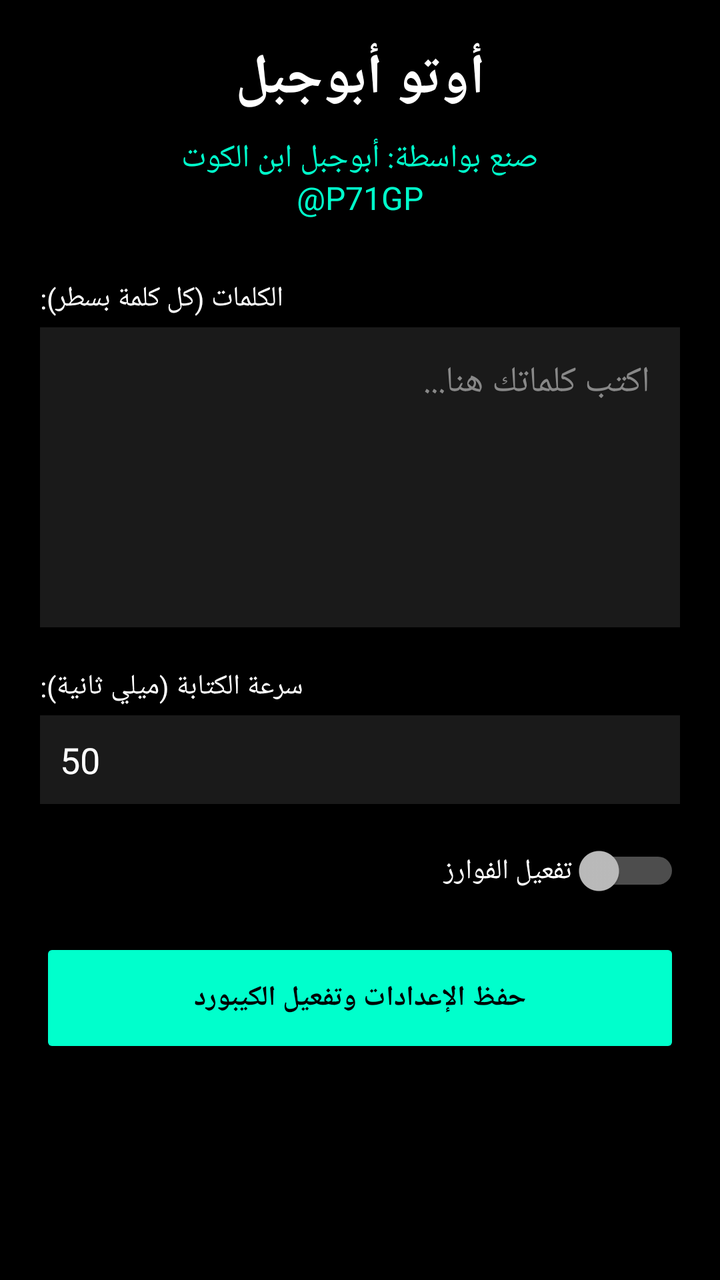
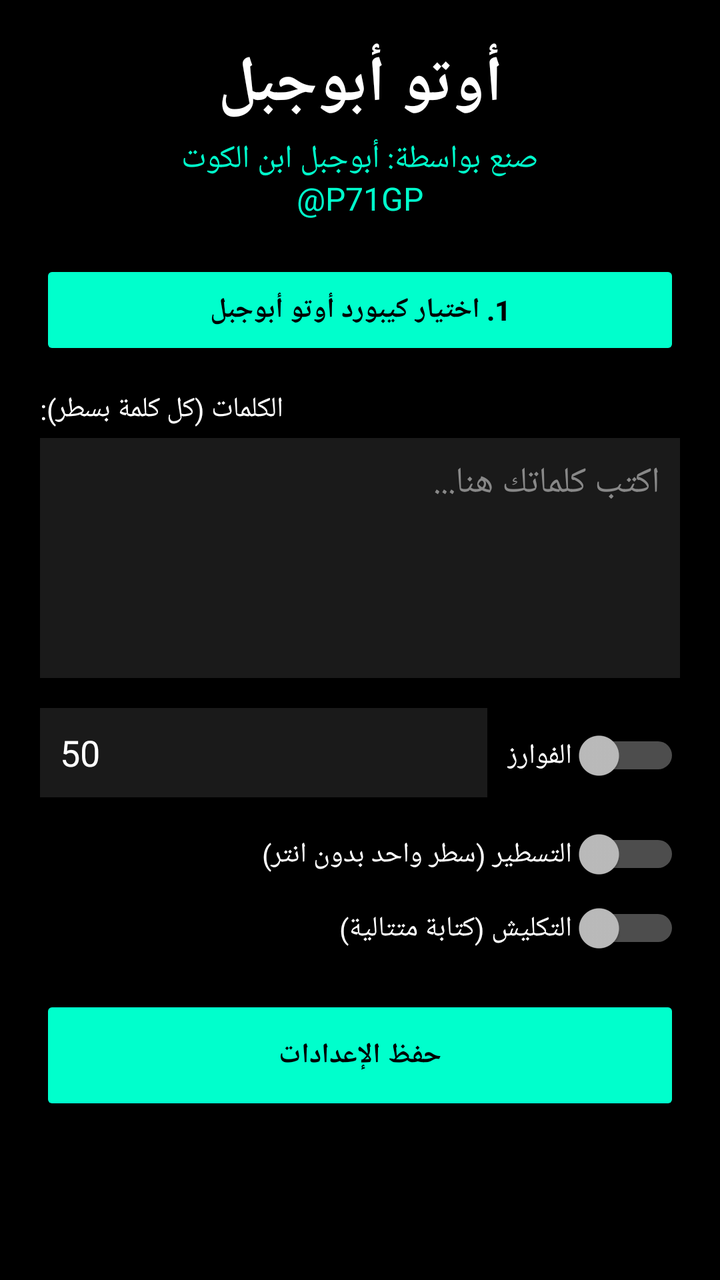

An Android layout rendered at two revisions. The XML below is the earlier revision; the diff shows what the commit changed to produce the second picture.
<!-- AndroidManifest.xml: application theme Theme.AppCompat.NoActionBar -->
<!-- res/layout/activity_main.xml -->
<?xml version="1.0" encoding="utf-8"?>
<LinearLayout xmlns:android="http://schemas.android.com/apk/res/android"
    android:layout_width="match_parent"
    android:layout_height="match_parent"
    android:background="#000000"
    android:orientation="vertical"
    android:padding="20dp">

    <TextView
        android:layout_width="match_parent"
        android:layout_height="wrap_content"
        android:text="أوتو أبوجبل"
        android:textColor="#FFFFFF"
        android:textSize="28sp"
        android:textStyle="bold"
        android:gravity="center"
        android:layout_marginBottom="10dp" />

    <TextView
        android:layout_width="match_parent"
        android:layout_height="wrap_content"
        android:text="صنع بواسطة: أبوجبل ابن الكوت\n@P71GP"
        android:textColor="#00FFCC"
        android:textSize="16sp"
        android:gravity="center"
        android:layout_marginBottom="30dp" />

    <TextView
        android:layout_width="wrap_content"
        android:layout_height="wrap_content"
        android:text="الكلمات (كل كلمة بسطر):"
        android:textColor="#FFFFFF"
        android:layout_marginBottom="5dp" />

    <EditText
        android:id="@+id/wordsInput"
        android:layout_width="match_parent"
        android:layout_height="150dp"
        android:background="#1A1A1A"
        android:textColor="#FFFFFF"
        android:gravity="top|start"
        android:hint="اكتب كلماتك هنا..."
        android:textColorHint="#888888"
        android:padding="15dp"
        android:layout_marginBottom="20dp" />

    <TextView
        android:layout_width="wrap_content"
        android:layout_height="wrap_content"
        android:text="سرعة الكتابة (ميلي ثانية):"
        android:textColor="#FFFFFF"
        android:layout_marginBottom="5dp" />

    <EditText
        android:id="@+id/speedInput"
        android:layout_width="match_parent"
        android:layout_height="wrap_content"
        android:background="#1A1A1A"
        android:textColor="#FFFFFF"
        android:inputType="number"
        android:text="50"
        android:padding="10dp"
        android:layout_marginBottom="20dp" />

    <Switch
        android:id="@+id/fawarizSwitch"
        android:layout_width="match_parent"
        android:layout_height="wrap_content"
        android:text="تفعيل الفوارز"
        android:textColor="#FFFFFF"
        android:layout_marginBottom="20dp" />

    <Button
        android:id="@+id/startButton"
        android:layout_width="match_parent"
        android:layout_height="60dp"
        android:text="حفظ الإعدادات وتفعيل الكيبورد"
        android:backgroundTint="#00FFCC"
        android:textColor="#000000"
        android:textStyle="bold" />

</LinearLayout>
<!-- resources referenced by this layout -->
<resources>

</resources>

<!-- the commit's change to res/layout/activity_main.xml (unified diff, before → after) -->
@@ -1,82 +1,115 @@
 <?xml version="1.0" encoding="utf-8"?>
-<LinearLayout xmlns:android="http://schemas.android.com/apk/res/android"
+<ScrollView xmlns:android="http://schemas.android.com/apk/res/android"
     android:layout_width="match_parent"
     android:layout_height="match_parent"
-    android:background="#000000"
-    android:orientation="vertical"
-    android:padding="20dp">
+    android:background="#000000">
 
-    <TextView
+    <LinearLayout
         android:layout_width="match_parent"
         android:layout_height="wrap_content"
-        android:text="أوتو أبوجبل"
-        android:textColor="#FFFFFF"
-        android:textSize="28sp"
-        android:textStyle="bold"
-        android:gravity="center"
-        android:layout_marginBottom="10dp" />
+        android:orientation="vertical"
+        android:padding="20dp">
 
-    <TextView
-        android:layout_width="match_parent"
-        android:layout_height="wrap_content"
-        android:text="صنع بواسطة: أبوجبل ابن الكوت\n@P71GP"
-        android:textColor="#00FFCC"
-        android:textSize="16sp"
-        android:gravity="center"
-        android:layout_marginBottom="30dp" />
+        <TextView
+            android:layout_width="match_parent"
+            android:layout_height="wrap_content"
+            android:text="أوتو أبوجبل"
+            android:textColor="#FFFFFF"
+            android:textSize="32sp"
+            android:textStyle="bold"
+            android:gravity="center"
+            android:layout_marginBottom="5dp" />
 
-    <TextView
-        android:layout_width="wrap_content"
-        android:layout_height="wrap_content"
-        android:text="الكلمات (كل كلمة بسطر):"
-        android:textColor="#FFFFFF"
-        android:layout_marginBottom="5dp" />
+        <TextView
+            android:layout_width="match_parent"
+            android:layout_height="wrap_content"
+            android:text="صنع بواسطة: أبوجبل ابن الكوت\n@P71GP"
+            android:textColor="#00FFCC"
+            android:textSize="16sp"
+            android:gravity="center"
+            android:layout_marginBottom="20dp" />
 
-    <EditText
-        android:id="@+id/wordsInput"
-        android:layout_width="match_parent"
-        android:layout_height="150dp"
-        android:background="#1A1A1A"
-        android:textColor="#FFFFFF"
-        android:gravity="top|start"
-        android:hint="اكتب كلماتك هنا..."
-        android:textColorHint="#888888"
-        android:padding="15dp"
-        android:layout_marginBottom="20dp" />
+        <Button
+            android:id="@+id/btnSelectKeyboard"
+            android:layout_width="match_parent"
+            android:layout_height="50dp"
+            android:text="1. اختيار كيبورد أوتو أبوجبل"
+            android:backgroundTint="#00FFCC"
+            android:textColor="#000000"
+            android:textStyle="bold"
+            android:layout_marginBottom="15dp" />
 
-    <TextView
-        android:layout_width="wrap_content"
-        android:layout_height="wrap_content"
-        android:text="سرعة الكتابة (ميلي ثانية):"
-        android:textColor="#FFFFFF"
-        android:layout_marginBottom="5dp" />
+        <TextView
+            android:layout_width="wrap_content"
+            android:layout_height="wrap_content"
+            android:text="الكلمات (كل كلمة بسطر):"
+            android:textColor="#FFFFFF"
+            android:layout_marginBottom="5dp" />
 
-    <EditText
-        android:id="@+id/speedInput"
-        android:layout_width="match_parent"
-        android:layout_height="wrap_content"
-        android:background="#1A1A1A"
-        android:textColor="#FFFFFF"
-        android:inputType="number"
-        android:text="50"
-        android:padding="10dp"
-        android:layout_marginBottom="20dp" />
+        <EditText
+            android:id="@+id/wordsInput"
+            android:layout_width="match_parent"
+            android:layout_height="120dp"
+            android:background="#1A1A1A"
+            android:textColor="#FFFFFF"
+            android:gravity="top|start"
+            android:hint="اكتب كلماتك هنا..."
+            android:textColorHint="#888888"
+            android:padding="10dp"
+            android:layout_marginBottom="15dp" />
 
-    <Switch
-        android:id="@+id/fawarizSwitch"
-        android:layout_width="match_parent"
-        android:layout_height="wrap_content"
-        android:text="تفعيل الفوارز"
-        android:textColor="#FFFFFF"
-        android:layout_marginBottom="20dp" />
+        <LinearLayout
+            android:layout_width="match_parent"
+            android:layout_height="wrap_content"
+            android:orientation="horizontal"
+            android:layout_marginBottom="15dp">
+            
+            <EditText
+                android:id="@+id/speedInput"
+                android:layout_width="0dp"
+                android:layout_weight="1"
+                android:layout_height="wrap_content"
+                android:background="#1A1A1A"
+                android:textColor="#FFFFFF"
+                android:inputType="number"
+                android:text="50"
+                android:hint="السرعة (ms)"
+                android:textColorHint="#888888"
+                android:padding="10dp"
+                android:layout_marginEnd="10dp" />
 
-    <Button
-        android:id="@+id/startButton"
-        android:layout_width="match_parent"
-        android:layout_height="60dp"
-        android:text="حفظ الإعدادات وتفعيل الكيبورد"
-        android:backgroundTint="#00FFCC"
-        android:textColor="#000000"
-        android:textStyle="bold" />
+            <Switch
+                android:id="@+id/fawarizSwitch"
+                android:layout_width="wrap_content"
+                android:layout_height="wrap_content"
+                android:text="الفوارز"
+                android:textColor="#FFFFFF" />
+        </LinearLayout>
 
-</LinearLayout>
+        <Switch
+            android:id="@+id/tatirSwitch"
+            android:layout_width="match_parent"
+            android:layout_height="wrap_content"
+            android:text="التسطير (سطر واحد بدون انتر)"
+            android:textColor="#FFFFFF"
+            android:layout_marginBottom="10dp" />
+
+        <Switch
+            android:id="@+id/taklishSwitch"
+            android:layout_width="match_parent"
+            android:layout_height="wrap_content"
+            android:text="التكليش (كتابة متتالية)"
+            android:textColor="#FFFFFF"
+            android:layout_marginBottom="20dp" />
+
+        <Button
+            android:id="@+id/saveButton"
+            android:layout_width="match_parent"
+            android:layout_height="60dp"
+            android:text="حفظ الإعدادات"
+            android:backgroundTint="#00FFCC"
+            android:textColor="#000000"
+            android:textStyle="bold" />
+            
+    </LinearLayout>
+</ScrollView>
